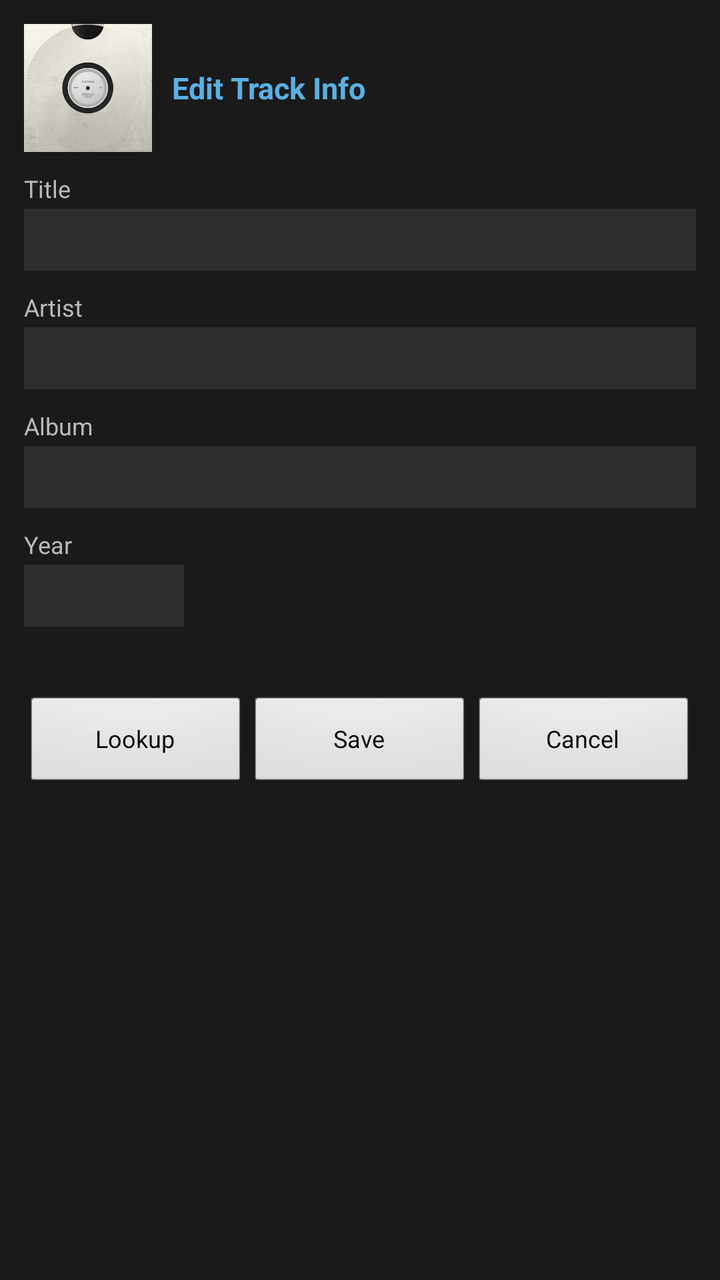
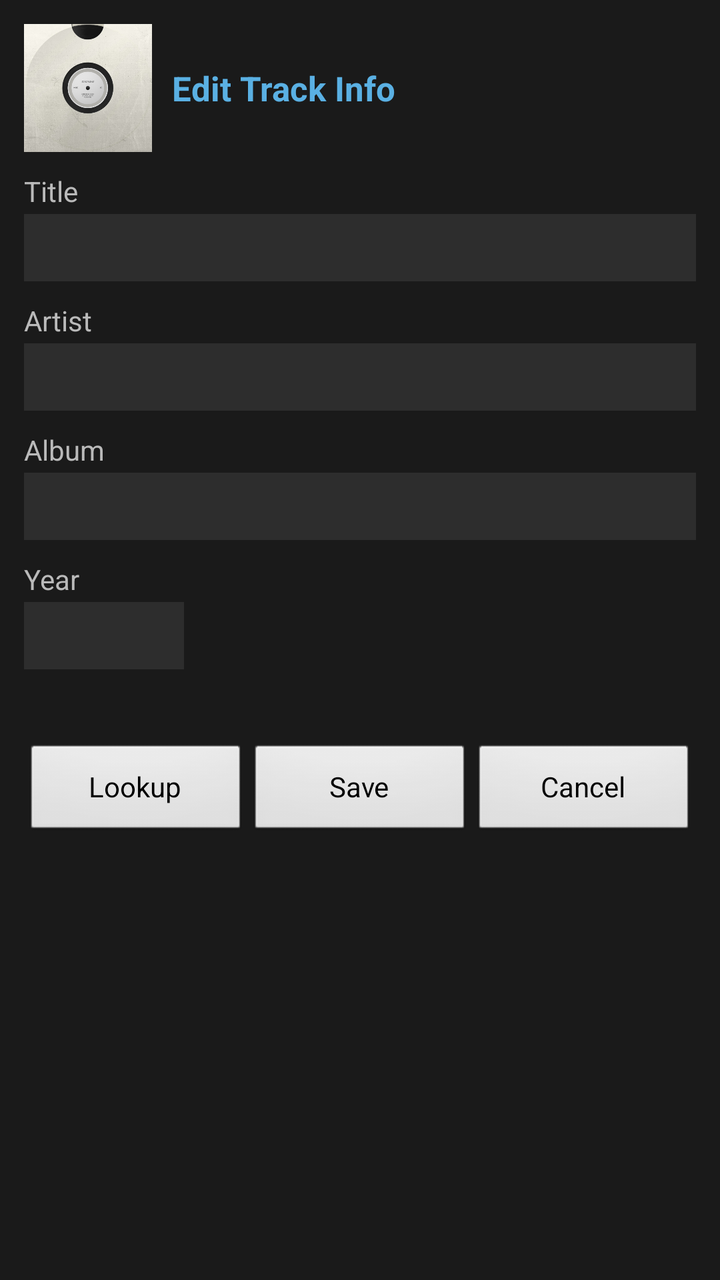

Two renders of the same Android screen: before a commit and after it. Below are the layout's source before the change and the commit's diff.
<!-- AndroidManifest.xml: activity theme WalkmanTheme -->
<!-- res/layout/activity_edit_info.xml -->
<?xml version="1.0" encoding="utf-8"?>
<ScrollView xmlns:android="http://schemas.android.com/apk/res/android"
    android:layout_width="fill_parent"
    android:layout_height="fill_parent"
    android:background="@color/surface">

    <LinearLayout
        android:layout_width="fill_parent"
        android:layout_height="wrap_content"
        android:orientation="vertical"
        android:padding="12dp">

        <LinearLayout
            android:layout_width="fill_parent"
            android:layout_height="wrap_content"
            android:orientation="horizontal"
            android:gravity="center_vertical"
            android:layout_marginBottom="10dp">

            <ImageView
                android:id="@+id/edit_album_art"
                android:layout_width="64dp"
                android:layout_height="64dp"
                android:scaleType="centerCrop"
                android:src="@drawable/musicplayer_default_album"
                android:layout_marginRight="10dp" />

            <TextView
                android:layout_width="fill_parent"
                android:layout_height="wrap_content"
                android:text="Edit Track Info"
                android:textColor="@color/walkman_blue"
                android:textSize="15sp"
                android:textStyle="bold" />
        </LinearLayout>

        <TextView
            android:layout_width="fill_parent"
            android:layout_height="wrap_content"
            android:text="Title"
            android:textColor="@color/text_secondary"
            android:textSize="12sp"
            android:layout_marginBottom="2dp" />

        <EditText
            android:id="@+id/edit_title"
            android:layout_width="fill_parent"
            android:layout_height="wrap_content"
            android:textColor="@color/text_primary"
            android:textSize="14sp"
            android:singleLine="true"
            android:background="@color/surface_elevated"
            android:padding="6dp"
            android:layout_marginBottom="10dp" />

        <TextView
            android:layout_width="fill_parent"
            android:layout_height="wrap_content"
            android:text="Artist"
            android:textColor="@color/text_secondary"
            android:textSize="12sp"
            android:layout_marginBottom="2dp" />

        <EditText
            android:id="@+id/edit_artist"
            android:layout_width="fill_parent"
            android:layout_height="wrap_content"
            android:textColor="@color/text_primary"
            android:textSize="14sp"
            android:singleLine="true"
            android:background="@color/surface_elevated"
            android:padding="6dp"
            android:layout_marginBottom="10dp" />

        <TextView
            android:layout_width="fill_parent"
            android:layout_height="wrap_content"
            android:text="Album"
            android:textColor="@color/text_secondary"
            android:textSize="12sp"
            android:layout_marginBottom="2dp" />

        <EditText
            android:id="@+id/edit_album"
            android:layout_width="fill_parent"
            android:layout_height="wrap_content"
            android:textColor="@color/text_primary"
            android:textSize="14sp"
            android:singleLine="true"
            android:background="@color/surface_elevated"
            android:padding="6dp"
            android:layout_marginBottom="10dp" />

        <TextView
            android:layout_width="fill_parent"
            android:layout_height="wrap_content"
            android:text="Year"
            android:textColor="@color/text_secondary"
            android:textSize="12sp"
            android:layout_marginBottom="2dp" />

        <EditText
            android:id="@+id/edit_year"
            android:layout_width="80dp"
            android:layout_height="wrap_content"
            android:textColor="@color/text_primary"
            android:textSize="14sp"
            android:singleLine="true"
            android:inputType="number"
            android:background="@color/surface_elevated"
            android:padding="6dp"
            android:layout_marginBottom="10dp" />

        <TextView
            android:id="@+id/status_text"
            android:layout_width="fill_parent"
            android:layout_height="wrap_content"
            android:textColor="@color/walkman_blue"
            android:textSize="12sp"
            android:layout_marginBottom="8dp" />

        <LinearLayout
            android:layout_width="fill_parent"
            android:layout_height="wrap_content"
            android:orientation="horizontal">

            <Button
                android:id="@+id/btn_lookup"
                android:layout_width="0dp"
                android:layout_height="wrap_content"
                android:layout_weight="1"
                android:text="Lookup"
                android:textSize="12sp" />

            <Button
                android:id="@+id/btn_save"
                android:layout_width="0dp"
                android:layout_height="wrap_content"
                android:layout_weight="1"
                android:text="Save"
                android:textSize="12sp" />

            <Button
                android:id="@+id/btn_cancel"
                android:layout_width="0dp"
                android:layout_height="wrap_content"
                android:layout_weight="1"
                android:text="Cancel"
                android:textSize="12sp" />
        </LinearLayout>
    </LinearLayout>
</ScrollView>
<!-- resources referenced by this layout -->
<resources>
  <color name="surface">#ff1a1a1a</color>
  <color name="surface_elevated">#ff2d2d2d</color>
  <color name="text_primary">#ffffffff</color>
  <color name="text_secondary">#ffbababa</color>
  <color name="walkman_blue">#ff5ab0e3</color>
  <!-- drawable musicplayer_default_album: jpg bitmap (drawable, 71172 bytes) -->
  <style name="WalkmanTheme" parent="@android:style/Theme.Black.NoTitleBar">
          <item name="android:windowBackground">@color/background</item>
          <item name="android:colorBackground">@color/background</item>
          <item name="android:listDivider">@color/divider</item>
      </style>
  <color name="background">#ff000000</color>
  <color name="divider">#ff2d2d2d</color>
</resources>

<!-- the commit's change to res/layout/activity_edit_info.xml (unified diff, before → after) -->
@@ -30,7 +30,7 @@
                 android:layout_height="wrap_content"
                 android:text="Edit Track Info"
                 android:textColor="@color/walkman_blue"
-                android:textSize="15sp"
+                android:textSize="17sp"
                 android:textStyle="bold" />
         </LinearLayout>
 
@@ -39,7 +39,7 @@
             android:layout_height="wrap_content"
             android:text="Title"
             android:textColor="@color/text_secondary"
-            android:textSize="12sp"
+            android:textSize="14sp"
             android:layout_marginBottom="2dp" />
 
         <EditText
@@ -47,7 +47,7 @@
             android:layout_width="fill_parent"
             android:layout_height="wrap_content"
             android:textColor="@color/text_primary"
-            android:textSize="14sp"
+            android:textSize="16sp"
             android:singleLine="true"
             android:background="@color/surface_elevated"
             android:padding="6dp"
@@ -58,7 +58,7 @@
             android:layout_height="wrap_content"
             android:text="Artist"
             android:textColor="@color/text_secondary"
-            android:textSize="12sp"
+            android:textSize="14sp"
             android:layout_marginBottom="2dp" />
 
         <EditText
@@ -66,7 +66,7 @@
             android:layout_width="fill_parent"
             android:layout_height="wrap_content"
             android:textColor="@color/text_primary"
-            android:textSize="14sp"
+            android:textSize="16sp"
             android:singleLine="true"
             android:background="@color/surface_elevated"
             android:padding="6dp"
@@ -77,7 +77,7 @@
             android:layout_height="wrap_content"
             android:text="Album"
             android:textColor="@color/text_secondary"
-            android:textSize="12sp"
+            android:textSize="14sp"
             android:layout_marginBottom="2dp" />
 
         <EditText
@@ -85,7 +85,7 @@
             android:layout_width="fill_parent"
             android:layout_height="wrap_content"
             android:textColor="@color/text_primary"
-            android:textSize="14sp"
+            android:textSize="16sp"
             android:singleLine="true"
             android:background="@color/surface_elevated"
             android:padding="6dp"
@@ -96,7 +96,7 @@
             android:layout_height="wrap_content"
             android:text="Year"
             android:textColor="@color/text_secondary"
-            android:textSize="12sp"
+            android:textSize="14sp"
             android:layout_marginBottom="2dp" />
 
         <EditText
@@ -104,7 +104,7 @@
             android:layout_width="80dp"
             android:layout_height="wrap_content"
             android:textColor="@color/text_primary"
-            android:textSize="14sp"
+            android:textSize="16sp"
             android:singleLine="true"
             android:inputType="number"
             android:background="@color/surface_elevated"
@@ -116,7 +116,7 @@
             android:layout_width="fill_parent"
             android:layout_height="wrap_content"
             android:textColor="@color/walkman_blue"
-            android:textSize="12sp"
+            android:textSize="14sp"
             android:layout_marginBottom="8dp" />
 
         <LinearLayout
@@ -130,7 +130,7 @@
                 android:layout_height="wrap_content"
                 android:layout_weight="1"
                 android:text="Lookup"
-                android:textSize="12sp" />
+                android:textSize="14sp" />
 
             <Button
                 android:id="@+id/btn_save"
@@ -138,7 +138,7 @@
                 android:layout_height="wrap_content"
                 android:layout_weight="1"
                 android:text="Save"
-                android:textSize="12sp" />
+                android:textSize="14sp" />
 
             <Button
                 android:id="@+id/btn_cancel"
@@ -146,7 +146,7 @@
                 android:layout_height="wrap_content"
                 android:layout_weight="1"
                 android:text="Cancel"
-                android:textSize="12sp" />
+                android:textSize="14sp" />
         </LinearLayout>
     </LinearLayout>
 </ScrollView>
